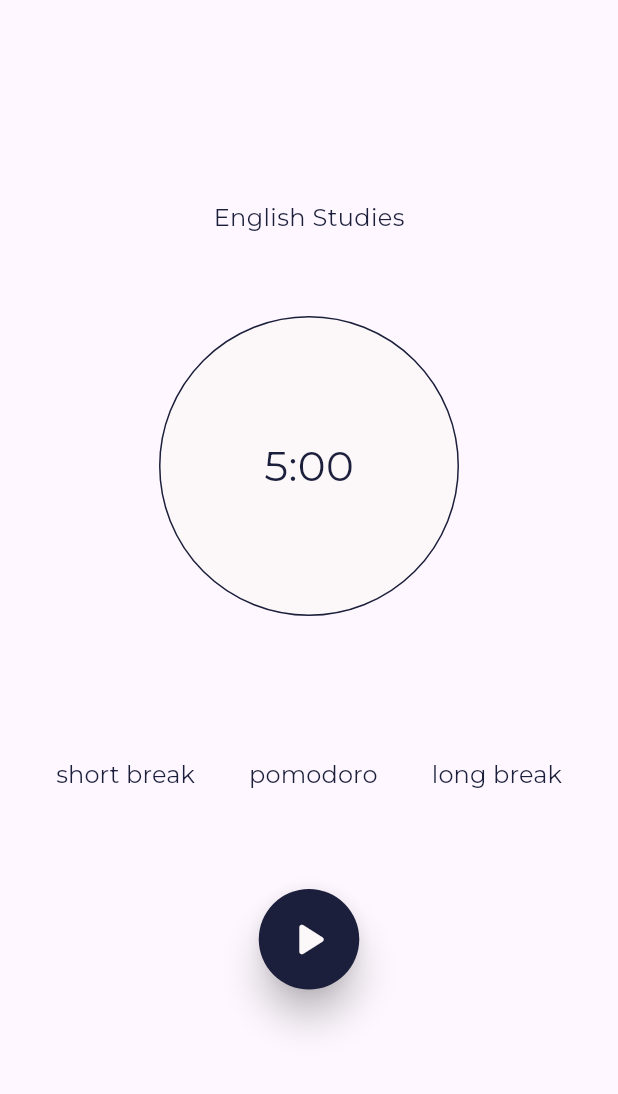
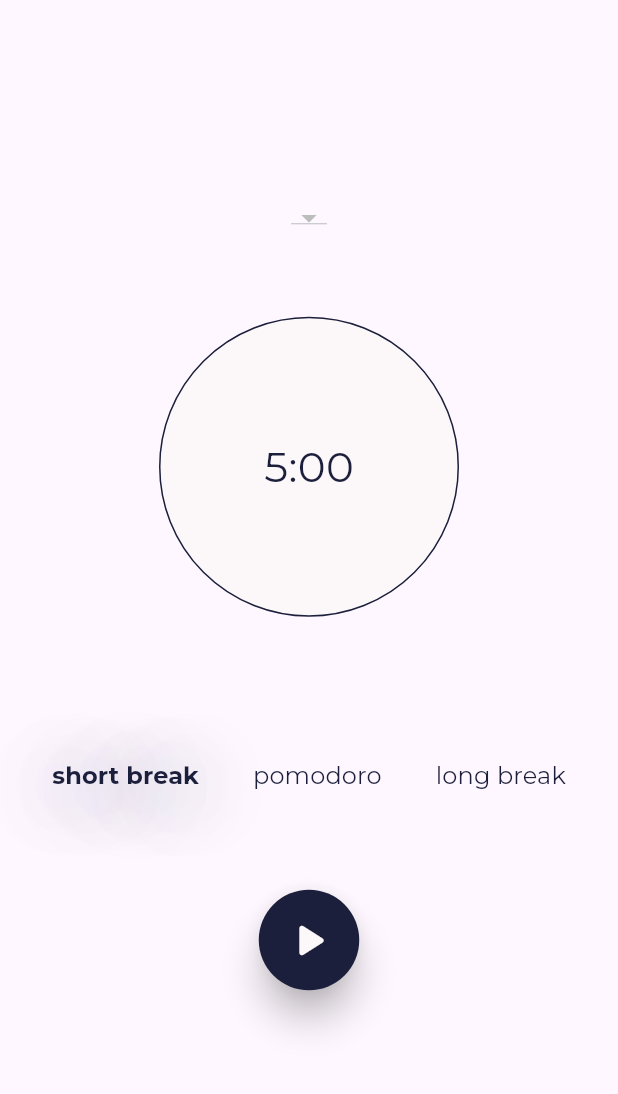
Before and after one commit to antoniolisboa/pomotime_app, a Flutter app: the screen it shows after launch, after a tap on "short break", on a phone screen of 412 x 824 dp, the part 65-1159 px from its top. Run offline on Flutter 3.47's test engine with Material 3 defaults, Android fonts, the phone set to English and light mode, and no system bars; our stand-ins replace google_fonts.

Commit message:
widget pomodoro button group pronto

```diff
--- a/lib/views/home_page.dart
+++ b/lib/views/home_page.dart
@@ -25,9 +25,9 @@ class HomePage extends StatelessWidget {
         mainAxisAlignment: MainAxisAlignment.center,
         crossAxisAlignment: CrossAxisAlignment.center,
         children: [
-          Text(
-            'English Studies',
-            style: TextStyles.regular,
+          DropdownButton(
+            items: null,
+            onChanged: (String? value) {},
           ),
           const SizedBox(height: 54),
           const PomodoroTimer(),
--- a/lib/widgets/pomodoro_button_group.dart
+++ b/lib/widgets/pomodoro_button_group.dart
@@ -1,8 +1,34 @@
 import 'package:flutter/material.dart';
+import 'package:pomotime_app/util/app_colors.dart';
 import 'package:pomotime_app/util/text_styles.dart';
 
-class PomodoroButtonGrup extends StatelessWidget {
+enum TypeTimer {
+  shortBreak,
+  pomodoro,
+  longBreak,
+}
+
+class PomodoroButtonGrup extends StatefulWidget {
   const PomodoroButtonGrup({super.key});
+
+  @override
+  State<PomodoroButtonGrup> createState() => _PomodoroButtonGrupState();
+}
+
+class _PomodoroButtonGrupState extends State<PomodoroButtonGrup> {
+  bool _isShortBreakButton = false;
+  bool _isPomodoroButton = true;
+  bool _isLongBreakeButton = false;
+
+  TextStyle selectedModeText = TextStyles.bold.copyWith(
+    shadows: [
+      const Shadow(
+        offset: Offset(0, 6),
+        blurRadius: 60,
+        color: AppColors.primaryColor,
+      ),
+    ],
+  );
 
   @override
   Widget build(BuildContext context) {
@@ -11,34 +37,74 @@ class PomodoroButtonGrup extends StatelessWidget {
       children: [
         TextButton(
           onPressed: () {
-            print('Otário');
+            selectTimerMode(TypeTimer.shortBreak);
           },
-          child: Text(
+          style: TextButton.styleFrom(
+            backgroundColor: Colors.transparent,
+            foregroundColor: Colors.transparent,
+            enableFeedback: false,
+          ),
+          child: generatePomodoroButtonText(
             'short break',
-            style: TextStyles.regular,
+            _isShortBreakButton,
           ),
         ),
         const SizedBox(width: 12),
         TextButton(
           onPressed: () {
-            print('Otário');
+            selectTimerMode(TypeTimer.pomodoro);
           },
-          child: Text(
+          style: TextButton.styleFrom(
+            backgroundColor: Colors.transparent,
+            foregroundColor: Colors.transparent,
+            enableFeedback: false,
+          ),
+          child: generatePomodoroButtonText(
             'pomodoro',
-            style: TextStyles.regular,
+            _isPomodoroButton,
           ),
         ),
         const SizedBox(width: 12),
         TextButton(
           onPressed: () {
-            print('Otário');
+            selectTimerMode(TypeTimer.longBreak);
           },
-          child: Text(
+          style: TextButton.styleFrom(
+            backgroundColor: Colors.transparent,
+            foregroundColor: Colors.transparent,
+            enableFeedback: false,
+          ),
+          child: generatePomodoroButtonText(
             'long break',
-            style: TextStyles.regular,
+            _isLongBreakeButton,
           ),
         ),
       ],
     );
   }
+
+  Text generatePomodoroButtonText(String text, bool isOn) {
+    return Text(
+      text,
+      style: (isOn) ? selectedModeText : TextStyles.regular,
+    );
+  }
+
+  void selectTimerMode(TypeTimer typeTimer) {
+    setState(() {
+      if (typeTimer == TypeTimer.shortBreak) {
+        _isShortBreakButton = true;
+        _isPomodoroButton = false;
+        _isLongBreakeButton = false;
+      } else if (typeTimer == TypeTimer.longBreak) {
+        _isShortBreakButton = false;
+        _isPomodoroButton = false;
+        _isLongBreakeButton = true;
+      } else {
+        _isShortBreakButton = false;
+        _isPomodoroButton = true;
+        _isLongBreakeButton = false;
+      }
+    });
+  }
 }
```
